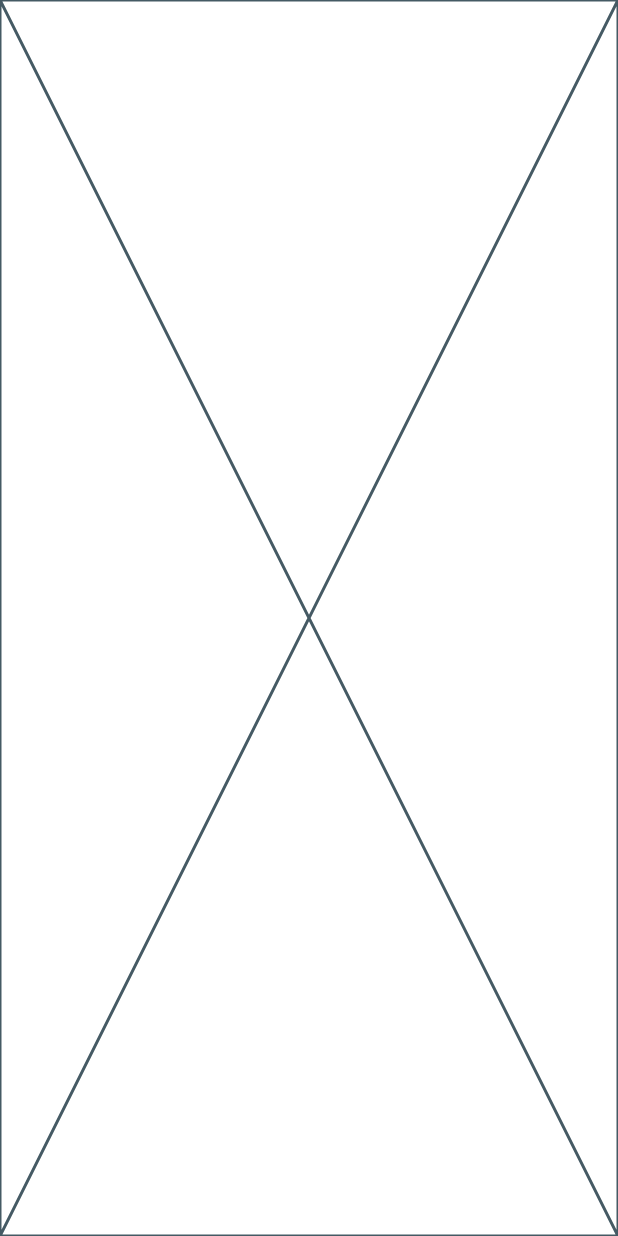
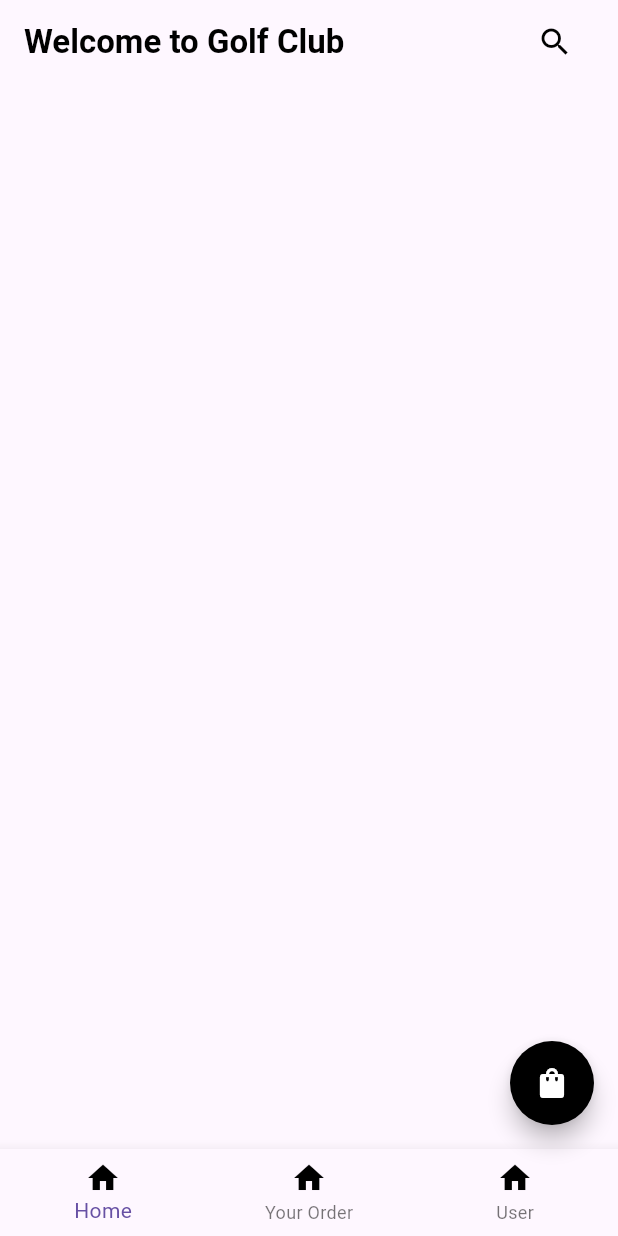
Before and after one commit to waterondaway/flutter-golf-club, a Flutter app: the screen it shows after launch, on a phone screen of 412 x 824 dp. Run offline on Flutter 3.47's test engine with Material 3 defaults, Android fonts, the phone set to English and light mode, and no system bars; our stand-ins replace cloud_firestore, firebase_core; accounts and stored records are empty.

```diff
--- a/lib/main.dart
+++ b/lib/main.dart
@@ -1,6 +1,11 @@
 import 'package:flutter/material.dart';
+import 'package:firebase_core/firebase_core.dart';
+import 'package:cloud_firestore/cloud_firestore.dart';
 
-void main() {
+
+void main() async {
+  WidgetsFlutterBinding.ensureInitialized();
+  await Firebase.initializeApp();
   runApp(const MyApp());
 }
 
@@ -12,8 +17,43 @@ class MyApp extends StatefulWidget {
 }
 
 class _MyAppState extends State<MyApp> {
+  CollectionReference postCollection = FirebaseFirestore.instance.collection('post');
   @override
   Widget build(BuildContext context) {
-    return const Placeholder();
+    return MaterialApp(
+      debugShowCheckedModeBanner: false,
+      home: Scaffold(
+        appBar: AppBar(
+          // leading: Icon(Icons.arrow_back_ios_new, color: Colors.black),
+          title: Text("Welcome to Golf Club", style: TextStyle(fontWeight: FontWeight.bold, color: Colors.black)),
+          actions: [
+            Icon(Icons.search, color: Colors.black),
+            SizedBox(width: 30)
+          ],
+        ),
+        bottomNavigationBar: BottomNavigationBar(
+          items: [
+            BottomNavigationBarItem(icon: Icon(Icons.home, color: Colors.black), label: "Home"),
+            BottomNavigationBarItem(icon: Icon(Icons.home, color: Colors.black), label: "Your Order"),
+            BottomNavigationBarItem(icon: Icon(Icons.home, color: Colors.black), label: "User")
+          ]),
+        floatingActionButton: FloatingActionButton(
+          onPressed: () {
+            addPost(postCollection);
+          },
+          shape: RoundedRectangleBorder(borderRadius: BorderRadius.circular(100)),
+          backgroundColor: Colors.black,
+          child: Icon(Icons.shopping_bag, color: Colors.white)
+        ),
+      ),
+    );
   }
 }
+
+Future<void> addPost(postCollection) async {
+  await postCollection.add({
+      'title': 'New Golf Post',
+      'description': 'This is a test post for golf club',
+      'timestamp': FieldValue.serverTimestamp(),
+  });
+}
--- a/pubspec.yaml
+++ b/pubspec.yaml
@@ -35,6 +35,8 @@ dependencies:
   # The following adds the Cupertino Icons font to your application.
   # Use with the CupertinoIcons class for iOS style icons.
   cupertino_icons: ^1.0.8
+  firebase_core: ^3.12.1
+  cloud_firestore: ^5.6.5
 
 dev_dependencies:
   flutter_test:
```
Also changed, not shown: pubspec.lock, 12 other files.
